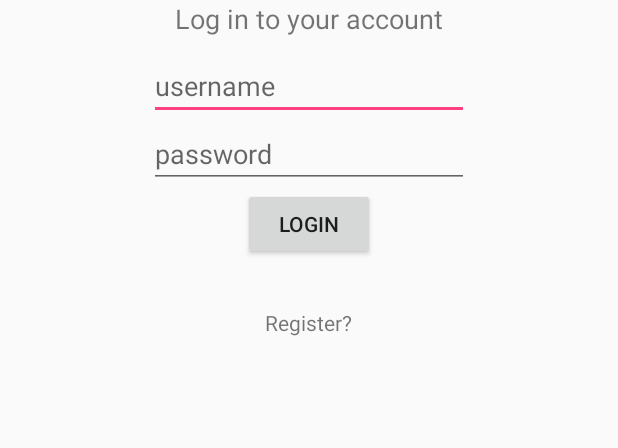
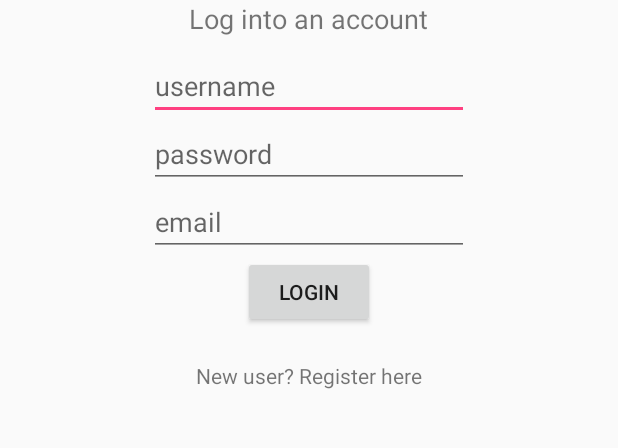
Before and after one commit to ywu342/8803aseServerCI, an Android app: the Login screen opened directly, with no data from a screen before it, on a phone screen of 412 x 824 dp, the part 574-1022 px from its top. Run offline under Robolectric (Android 15) with nearby library versions, the phone set to English and light mode, and no system bars.

Commit message:
Updated the login UI and backend to contain email

```diff
--- a/mobile/PartyPlaylist/app/src/main/res/layout/login_layout.xml
+++ b/mobile/PartyPlaylist/app/src/main/res/layout/login_layout.xml
@@ -1,5 +1,6 @@
 <?xml version="1.0" encoding="utf-8"?>
 <RelativeLayout xmlns:android="http://schemas.android.com/apk/res/android"
+    xmlns:tools="http://schemas.android.com/tools"
     android:layout_width="match_parent"
     android:layout_height="match_parent">
 
@@ -16,15 +17,24 @@
     <EditText
         android:layout_width="wrap_content"
         android:layout_height="wrap_content"
-        android:inputType="textPassword"
+        android:inputType="textEmailAddress"
         android:ems="10"
-        android:layout_below="@+id/username_field"
-        android:layout_alignEnd="@+id/username_field"
-        android:id="@+id/password_field"
-        android:hint="password" />
+        android:layout_below="@+id/password_field"
+        android:layout_alignStart="@+id/password_field"
+        android:id="@+id/email_field"
+        android:hint="email" />
+
+    <Button
+        android:text="LOGIN"
+        android:layout_width="wrap_content"
+        android:layout_height="wrap_content"
+        android:layout_below="@+id/email_field"
+        android:layout_centerHorizontal="true"
+        android:id="@+id/login_button"
+        android:onClick="loginUser"/>
 
     <TextView
-        android:text="Log in to your account"
+        android:text="Log into an account"
         android:layout_width="wrap_content"
         android:layout_height="wrap_content"
         android:layout_above="@+id/username_field"
@@ -42,26 +52,25 @@
         android:textSize="30sp"
         android:paddingBottom="20dp" />
 
-    <Button
-        android:text="Login"
+    <TextView
+        android:text="New user? Register here"
         android:layout_width="wrap_content"
         android:layout_height="wrap_content"
-        android:id="@+id/login_button"
-        android:layout_below="@+id/password_field"
+        android:id="@+id/to_registerpage"
+        android:layout_marginTop="22dp"
+        android:layout_below="@+id/login_button"
         android:layout_centerHorizontal="true"
-        android:onClick="loginUser" />
+        android:clickable="true"
+        android:onClick="callRegisterView" />
 
-    <TextView
-        android:text="Register?"
+    <EditText
         android:layout_width="wrap_content"
         android:layout_height="wrap_content"
-        android:id="@+id/register"
-        android:layout_below="@+id/login_button"
-        android:layout_centerHorizontal="true"
-        android:layout_marginTop="32dp"
-        android:clickable="true"
-        android:onClick="callRegisterView"
-        />
-
+        android:inputType="textPassword"
+        android:ems="10"
+        android:id="@+id/password_field"
+        android:hint="password"
+        android:layout_below="@+id/username_field"
+        android:layout_alignStart="@+id/username_field" />
 
 </RelativeLayout>
```
Also changed, not shown: mobile/PartyPlaylist/app/src/main/java/edu/gatech/seclass/partyplaylist/Login.java (+63 -22 lines), mobile/PartyPlaylist/app/src/main/java/edu/gatech/seclass/partyplaylist/Register.java (+13 -1 lines).
